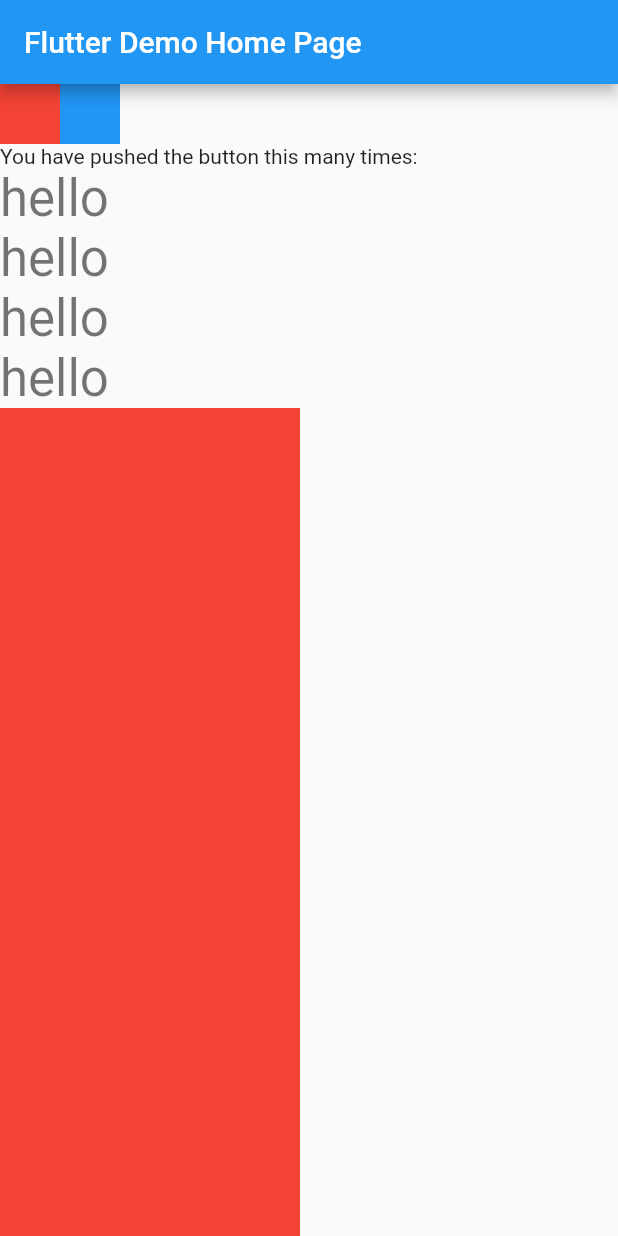
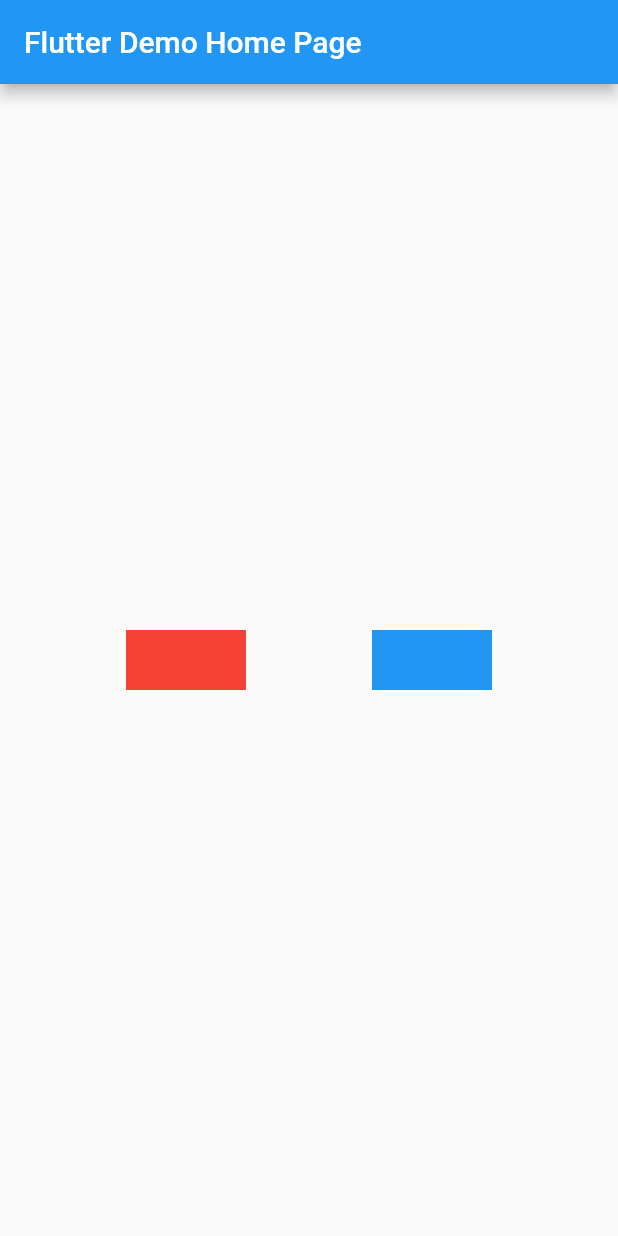
Before and after one commit to dan7sc/flutter-example2, a Flutter app: the screen it shows after launch, on a phone screen of 412 x 824 dp. Run offline on Flutter 3.47's test engine with Material 2 defaults, Android fonts, the phone set to English and light mode, and no system bars.

Commit message:
Center row

```diff
--- a/lib/main.dart
+++ b/lib/main.dart
@@ -36,47 +36,26 @@ class _MyHomePageState extends State<MyHomePage> {
       ),
       body: Center(
         child: Column(
-          crossAxisAlignment: CrossAxisAlignment.start,
-          mainAxisAlignment: MainAxisAlignment.start,
+          crossAxisAlignment: CrossAxisAlignment.center,
+          mainAxisAlignment: MainAxisAlignment.center,
           mainAxisSize: MainAxisSize.max,
           children: <Widget>[
             Row(
+              mainAxisSize: MainAxisSize.max,
+              mainAxisAlignment: MainAxisAlignment.spaceEvenly,
               children: [
                 Container(
                   height: 40.0,
-                  width: 40.0,
+                  width: 80.0,
                   color: Colors.red,
                 ),
                 Container(
                   height: 40.0,
-                  width: 40.0,
+                  width: 80.0,
                   color: Colors.blue,
                 ),
               ],
             ),
-            Text(
-              'You have pushed the button this many times:',
-            ),
-            Text(
-              'hello',
-              style: Theme.of(context).textTheme.headline4,
-            ),
-            Text(
-              'hello',
-              style: Theme.of(context).textTheme.headline4,
-            ),
-            Text(
-              'hello',
-              style: Theme.of(context).textTheme.headline4,
-            ),
-            Text(
-              'hello',
-              style: Theme.of(context).textTheme.headline4,
-            ),
-            Expanded(child: Container(
-                width: 200.0,
-                height: 40.0,
-                color: Colors.red,),),
           ],
         ),
       ),
```
